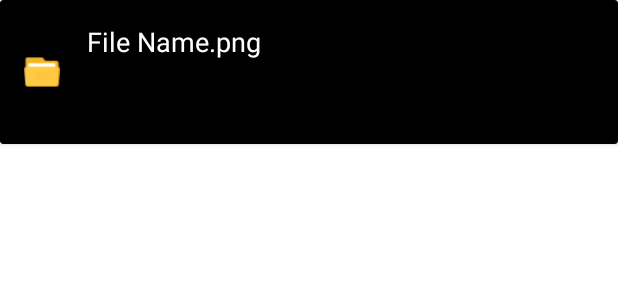
After one commit to SEKI-YUTA/Android_FileManager, an Android app: the layout file_container.xml on its own in the app's theme, with its tools: preview values and no code run, on a phone screen of 412 x 824 dp. The commit adds this screen. Shown: the top 300 px of the screen. Run offline under Robolectric (Android 15) with nearby library versions, the phone set to English and light mode, and no system bars.

Commit message:
manifest error

```diff
--- a/app/build.gradle
+++ b/app/build.gradle
@@ -37,6 +37,6 @@ dependencies {
     androidTestImplementation 'androidx.test.espresso:espresso-core:3.4.0'
 
     // added
-    implementation 'com.karumi:dexter:6.2.2'
+    implementation 'com.karumi:dexter:6.2.3'
     // end of added
 }
--- a/app/src/main/AndroidManifest.xml
+++ b/app/src/main/AndroidManifest.xml
@@ -20,6 +20,8 @@
                 <category android:name="android.intent.category.LAUNCHER" />
             </intent-filter>
         </activity>
+
+
     </application>
 
 </manifest>
--- /dev/null
+++ b/app/src/main/res/drawable/ic_android.xml
@@ -0,0 +1,5 @@
+<vector android:height="24dp" android:tint="#4FB800"
+    android:viewportHeight="24" android:viewportWidth="24"
+    android:width="24dp" xmlns:android="http://schemas.android.com/apk/res/android">
+    <path android:fillColor="@android:color/white" android:pathData="M17.6,9.48l1.84,-3.18c0.16,-0.31 0.04,-0.69 -0.26,-0.85c-0.29,-0.15 -0.65,-0.06 -0.83,0.22l-1.88,3.24c-2.86,-1.21 -6.08,-1.21 -8.94,0L5.65,5.67c-0.19,-0.29 -0.58,-0.38 -0.87,-0.2C4.5,5.65 4.41,6.01 4.56,6.3L6.4,9.48C3.3,11.25 1.28,14.44 1,18h22C22.72,14.44 20.7,11.25 17.6,9.48zM7,15.25c-0.69,0 -1.25,-0.56 -1.25,-1.25c0,-0.69 0.56,-1.25 1.25,-1.25S8.25,13.31 8.25,14C8.25,14.69 7.69,15.25 7,15.25zM17,15.25c-0.69,0 -1.25,-0.56 -1.25,-1.25c0,-0.69 0.56,-1.25 1.25,-1.25s1.25,0.56 1.25,1.25C18.25,14.69 17.69,15.25 17,15.25z"/>
+</vector>
--- /dev/null
+++ b/app/src/main/res/drawable/ic_image.xml
@@ -0,0 +1,5 @@
+<vector android:height="24dp" android:tint="#48C5FF"
+    android:viewportHeight="24" android:viewportWidth="24"
+    android:width="24dp" xmlns:android="http://schemas.android.com/apk/res/android">
+    <path android:fillColor="@android:color/white" android:pathData="M21,19V5c0,-1.1 -0.9,-2 -2,-2H5c-1.1,0 -2,0.9 -2,2v14c0,1.1 0.9,2 2,2h14c1.1,0 2,-0.9 2,-2zM8.5,13.5l2.5,3.01L14.5,12l4.5,6H5l3.5,-4.5z"/>
+</vector>
--- /dev/null
+++ b/app/src/main/res/drawable/ic_music.xml
@@ -0,0 +1,5 @@
+<vector android:height="24dp" android:tint="#C970FF"
+    android:viewportHeight="24" android:viewportWidth="24"
+    android:width="24dp" xmlns:android="http://schemas.android.com/apk/res/android">
+    <path android:fillColor="@android:color/white" android:pathData="M20,2L8,2c-1.1,0 -2,0.9 -2,2v12c0,1.1 0.9,2 2,2h12c1.1,0 2,-0.9 2,-2L22,4c0,-1.1 -0.9,-2 -2,-2zM18,7h-3v5.5c0,1.38 -1.12,2.5 -2.5,2.5S10,13.88 10,12.5s1.12,-2.5 2.5,-2.5c0.57,0 1.08,0.19 1.5,0.51L14,5h4v2zM4,6L2,6v14c0,1.1 0.9,2 2,2h14v-2L4,20L4,6z"/>
+</vector>
--- /dev/null
+++ b/app/src/main/res/drawable/ic_pdf.xml
@@ -0,0 +1,5 @@
+<vector android:height="24dp" android:tint="#FF4747"
+    android:viewportHeight="24" android:viewportWidth="24"
+    android:width="24dp" xmlns:android="http://schemas.android.com/apk/res/android">
+    <path android:fillColor="@android:color/white" android:pathData="M20,2L8,2c-1.1,0 -2,0.9 -2,2v12c0,1.1 0.9,2 2,2h12c1.1,0 2,-0.9 2,-2L22,4c0,-1.1 -0.9,-2 -2,-2zM11.5,9.5c0,0.83 -0.67,1.5 -1.5,1.5L9,11v2L7.5,13L7.5,7L10,7c0.83,0 1.5,0.67 1.5,1.5v1zM16.5,11.5c0,0.83 -0.67,1.5 -1.5,1.5h-2.5L12.5,7L15,7c0.83,0 1.5,0.67 1.5,1.5v3zM20.5,8.5L19,8.5v1h1.5L20.5,11L19,11v2h-1.5L17.5,7h3v1.5zM9,9.5h1v-1L9,8.5v1zM4,6L2,6v14c0,1.1 0.9,2 2,2h14v-2L4,20L4,6zM14,11.5h1v-3h-1v3z"/>
+</vector>
--- /dev/null
+++ b/app/src/main/res/drawable/ic_video.xml
@@ -0,0 +1,5 @@
+<vector android:height="24dp" android:tint="#BCD200"
+    android:viewportHeight="24" android:viewportWidth="24"
+    android:width="24dp" xmlns:android="http://schemas.android.com/apk/res/android">
+    <path android:fillColor="@android:color/white" android:pathData="M4,6L2,6v14c0,1.1 0.9,2 2,2h14v-2L4,20L4,6zM20,2L8,2c-1.1,0 -2,0.9 -2,2v12c0,1.1 0.9,2 2,2h12c1.1,0 2,-0.9 2,-2L22,4c0,-1.1 -0.9,-2 -2,-2zM12,14.5v-9l6,4.5 -6,4.5z"/>
+</vector>
--- /dev/null
+++ b/app/src/main/res/layout/file_container.xml
@@ -0,0 +1,54 @@
+<?xml version="1.0" encoding="utf-8"?>
+<androidx.cardview.widget.CardView xmlns:android="http://schemas.android.com/apk/res/android"
+    xmlns:app="http://schemas.android.com/apk/res-auto"
+    android:id="@+id/container"
+    android:layout_width="match_parent"
+    android:layout_height="wrap_content"
+    app:cardBackgroundColor="@color/black">
+
+    <LinearLayout
+        android:layout_width="match_parent"
+        android:layout_height="80dp"
+        android:layout_margin="8dp"
+        android:background="@color/black"
+        android:gravity="center_vertical"
+        android:orientation="horizontal">
+
+        <ImageView
+            android:id="@+id/img_fileType"
+            android:layout_width="40dp"
+            android:layout_height="40dp"
+            android:padding="8dp"
+            android:src="@drawable/folder" />
+
+        <LinearLayout
+            android:layout_width="match_parent"
+            android:layout_height="match_parent"
+            android:gravity="center_vertical"
+            android:orientation="vertical">
+
+            <TextView
+                android:id="@+id/tv_fileName"
+                android:layout_width="match_parent"
+                android:layout_height="40dp"
+                android:layout_marginLeft="10dp"
+                android:ellipsize="marquee"
+                android:marqueeRepeatLimit="marquee_forever"
+                android:singleLine="true"
+                android:text="File Name.png"
+                android:scrollHorizontally="true"
+                android:textAlignment="gravity"
+                android:gravity="center_vertical"
+                android:textColor="@color/white"
+                android:textSize="18sp" />
+            <TextView
+                android:layout_width="match_parent"
+                android:layout_height="match_parent"
+                android:id="@+id/tv_fileSize"
+                android:layout_marginLeft="10dp"
+                android:textColor="@android:color/darker_gray">
+
+            </TextView>
+        </LinearLayout>
+    </LinearLayout>
+</androidx.cardview.widget.CardView>
```
Also changed, not shown: app/src/main/java/com/example/filemanager/FileAdapter.java (added, +89 -0 lines), app/src/main/java/com/example/filemanager/FileOpener.java (added, +36 -0 lines), app/src/main/java/com/example/filemanager/FileViewHolder.java (added, +24 -0 lines), app/src/main/java/com/example/filemanager/Fragments/InternalFragment.java (+54 -5 lines), app/src/main/java/com/example/filemanager/OnFileSelectedListener.java (added, +8 -0 lines), app/src/main/res/xml/provider_path.xml (added, +8 -0 lines).
